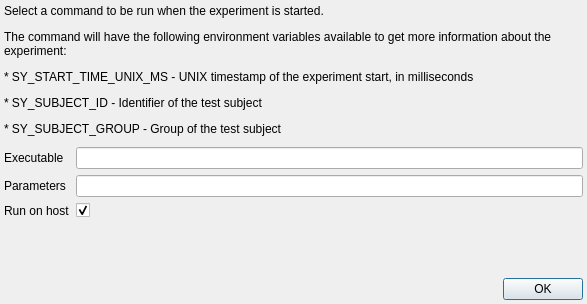
The window that modules/runcmd/runcmdsettingsdlg.ui (syntalos/syntalos) describes before a commit, drawn with Qt 5.
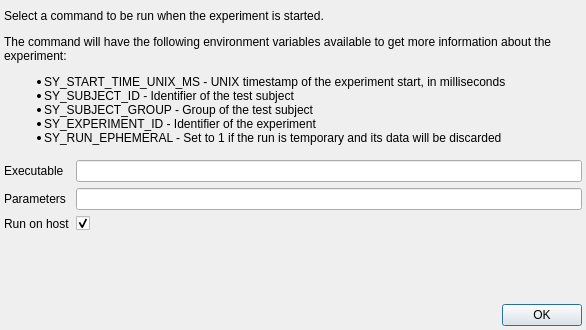
The same window after the commit.

```diff
--- a/modules/runcmd/runcmdsettingsdlg.ui
+++ b/modules/runcmd/runcmdsettingsdlg.ui
@@ -6,8 +6,8 @@
    <rect>
     <x>0</x>
     <y>0</y>
-    <width>587</width>
-    <height>304</height>
+    <width>586</width>
+    <height>330</height>
    </rect>
   </property>
   <property name="windowTitle">
@@ -32,7 +32,7 @@
    <item>
     <widget class="QLabel" name="label">
      <property name="text">
-      <string>&lt;html&gt;&lt;head/&gt;&lt;body&gt;&lt;p&gt;Select a command to be run when the experiment is started.&lt;/p&gt;&lt;p&gt;The command will have the following environment variables available to get more information about the experiment:&lt;/p&gt;&lt;p&gt;* SY_START_TIME_UNIX_MS - UNIX timestamp of the experiment start, in milliseconds&lt;/p&gt;&lt;p&gt;* SY_SUBJECT_ID - Identifier of the test subject&lt;/p&gt;&lt;p&gt;* SY_SUBJECT_GROUP - Group of the test subject&lt;/p&gt;&lt;/body&gt;&lt;/html&gt;</string>
+      <string>&lt;html&gt;&lt;head/&gt;&lt;body&gt;&lt;p&gt;Select a command to be run when the experiment is started.&lt;/p&gt;&lt;p&gt;The command will have the following environment variables available to get more information about the experiment:&lt;/p&gt;&lt;ul style=&quot;margin-top: 0px; margin-bottom: 0px; margin-left: 0px; margin-right: 0px; -qt-list-indent: 1;&quot;&gt;&lt;li style=&quot; margin-top:12px; margin-bottom:0px; margin-left:0px; margin-right:0px; -qt-block-indent:0; text-indent:0px;&quot;&gt;&lt;span style=&quot; font-family:'Hack';&quot;&gt;SY_START_TIME_UNIX_MS&lt;/span&gt; - UNIX timestamp of the experiment start, in milliseconds&lt;/li&gt;&lt;li style=&quot; margin-top:0px; margin-bottom:0px; margin-left:0px; margin-right:0px; -qt-block-indent:0; text-indent:0px;&quot;&gt;&lt;span style=&quot; font-family:'Hack';&quot;&gt;SY_SUBJECT_ID&lt;/span&gt; - Identifier of the test subject&lt;/li&gt;&lt;li style=&quot; margin-top:0px; margin-bottom:0px; margin-left:0px; margin-right:0px; -qt-block-indent:0; text-indent:0px;&quot;&gt;&lt;span style=&quot; font-family:'Hack';&quot;&gt;SY_SUBJECT_GROUP&lt;/span&gt; - Group of the test subject&lt;/li&gt;&lt;li style=&quot; margin-top:0px; margin-bottom:0px; margin-left:0px; margin-right:0px; -qt-block-indent:0; text-indent:0px;&quot;&gt;&lt;span style=&quot; font-family:'Hack';&quot;&gt;SY_EXPERIMENT_ID&lt;/span&gt; - Identifier of the experiment&lt;/li&gt;&lt;li style=&quot; margin-top:0px; margin-bottom:12px; margin-left:0px; margin-right:0px; -qt-block-indent:0; text-indent:0px;&quot;&gt;&lt;span style=&quot; font-family:'Hack';&quot;&gt;SY_RUN_EPHEMERAL&lt;/span&gt; - Set to 1 if the run is temporary and its data will be discarded&lt;/li&gt;&lt;/ul&gt;&lt;/body&gt;&lt;/html&gt;</string>
      </property>
      <property name="wordWrap">
       <bool>true</bool>
```
Left out of the diff: 4 changed lines with no effect on the pictures.
